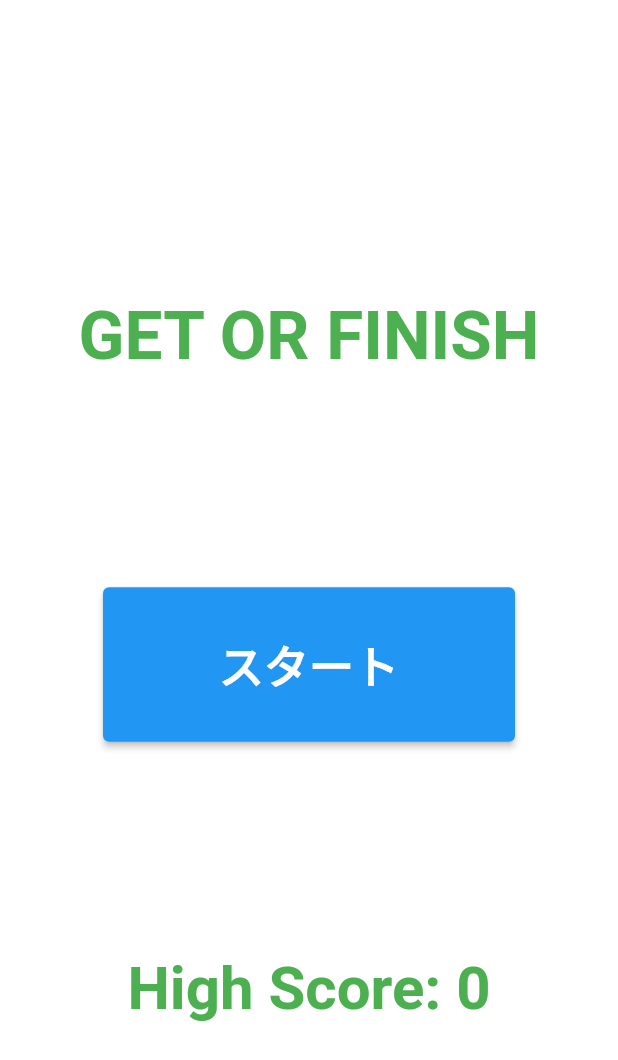
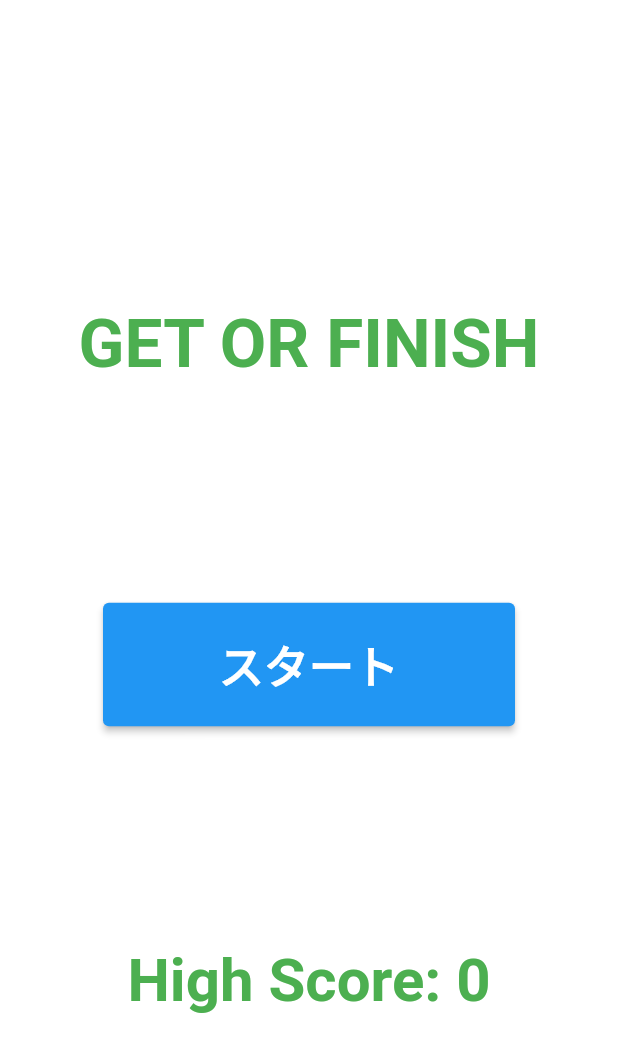
Before and after one commit to iseruuuuu/prize_get_app, a Flutter app: the screen it shows after launch, on a phone screen of 412 x 824 dp. Shown: the top 1060 px of the screen. Run offline on Flutter 3.47's test engine with Material 2 defaults, Android fonts, the phone set to English and light mode, and no system bars; drawn by our look-alikes of flutter_easyloading; our stand-ins replace awesome_dialog, get, shared_preferences; missing offline and left inert: enum_to_string, flutter_animator.

Commit message:
add: ちょっとしたデザインを追加

```diff
--- a/lib/screen/home/home_screen.dart
+++ b/lib/screen/home/home_screen.dart
@@ -36,7 +36,7 @@ class HomeScreen extends StatelessWidget {
                 ),
                 child: SizedBox(
                   width: MediaQuery.of(context).size.width / 1.5,
-                  height: MediaQuery.of(context).size.width / 4,
+                  height: MediaQuery.of(context).size.width / 5,
                   child: ElevatedButton(
                     onPressed: controller.onTap,
                     child: const Text(
--- a/lib/screen/home/home_screen_controller.dart
+++ b/lib/screen/home/home_screen_controller.dart
@@ -1,10 +1,8 @@
 import 'dart:async';
-
 import 'package:flutter/material.dart';
 import 'package:get/get.dart';
 import 'package:prize_get_app/preference/shared_preference.dart';
 import 'package:prize_get_app/screen/game_screen/game_screen.dart';
-
 import 'package:flutter_easyloading/flutter_easyloading.dart';
 
 class HomeScreenController extends GetxController {
```
